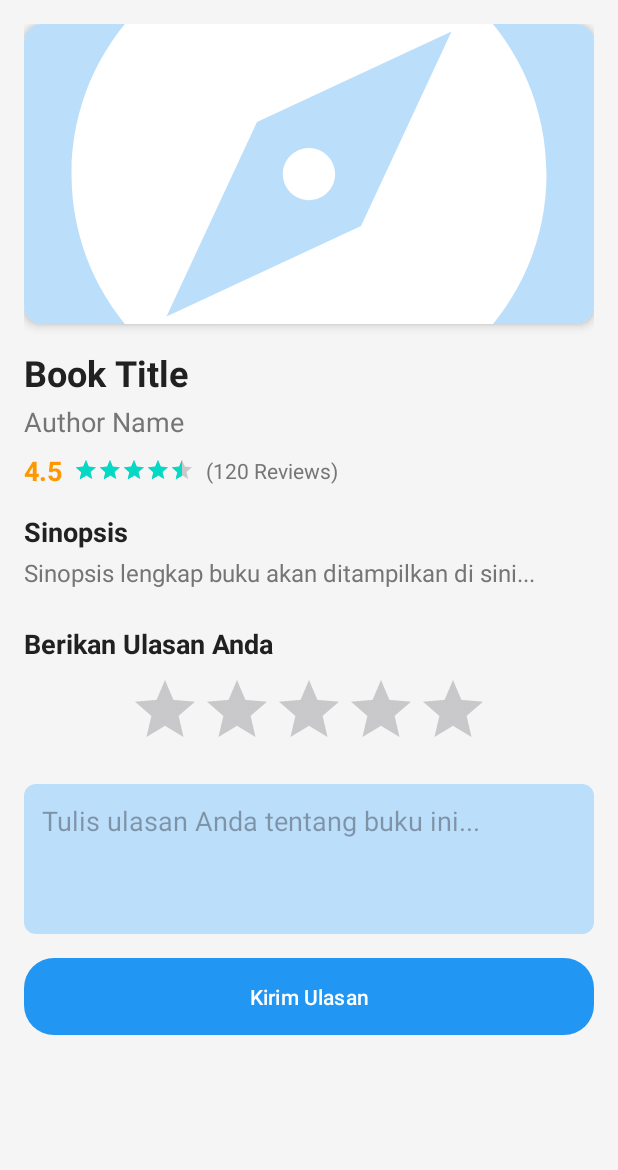
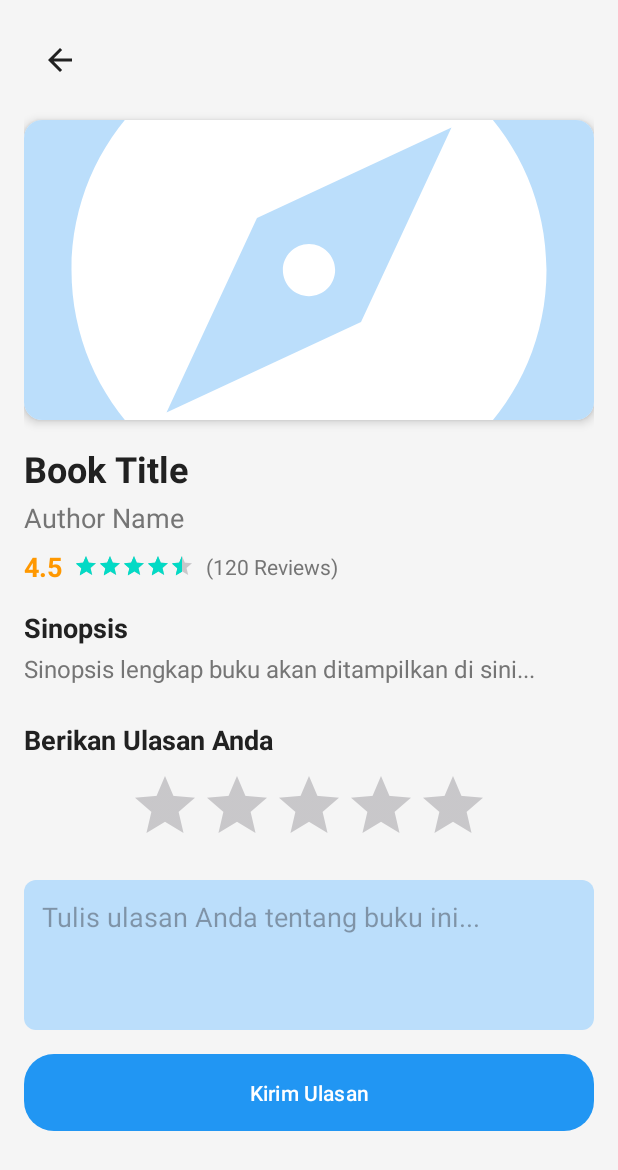
Before and after one commit to CaffeinatedR4t/Project_TamanBacaan, an Android app: the layout activity_book_detail.xml on its own in the app's theme, with its tools: preview values and no code run, on a phone screen of 412 x 824 dp. Shown: the top 1170 px of the screen. Run offline under Robolectric (Android 15) with nearby library versions, the phone set to English and light mode, and no system bars; network calls fail.

Commit message:
FIX BOOK DETAIL PAGE

```diff
--- /dev/null
+++ b/app/src/main/res/drawable/ic_arrow_back.xml
@@ -0,0 +1,9 @@
+<vector xmlns:android="http://schemas.android.com/apk/res/android"
+    android:width="24dp"
+    android:height="24dp"
+    android:viewportWidth="24"
+    android:viewportHeight="24">
+    <path
+        android:fillColor="#FF000000"
+        android:pathData="M20,11H7.83l5.59,-5.59L12,4l-8,8 8,8 1.41,-1.41L7.83,13H20v-2z"/>
+</vector>
--- a/app/src/main/res/layout/activity_book_detail.xml
+++ b/app/src/main/res/layout/activity_book_detail.xml
@@ -10,6 +10,16 @@
         android:layout_height="wrap_content"
         android:orientation="vertical"
         android:padding="16dp">
+
+        <ImageButton
+            android:id="@+id/btnBack"
+            android:layout_width="48dp"
+            android:layout_height="48dp"
+            android:layout_marginBottom="16dp"
+            android:background="?attr/selectableItemBackgroundBorderless"
+            android:src="@drawable/ic_arrow_back"
+            android:contentDescription="Back"
+            app:tint="@color/text_primary" />
 
         <androidx.cardview.widget.CardView
             android:layout_width="match_parent"
```
Also changed, not shown: app/src/main/java/com/project/tamanbacaan/activities/BookDetailActivity.kt (+44 -35 lines), app/src/main/java/com/project/tamanbacaan/data/BookRepository.kt (+45 -25 lines), app/src/main/java/com/project/tamanbacaan/models/Book.kt (+9 -8 lines).
